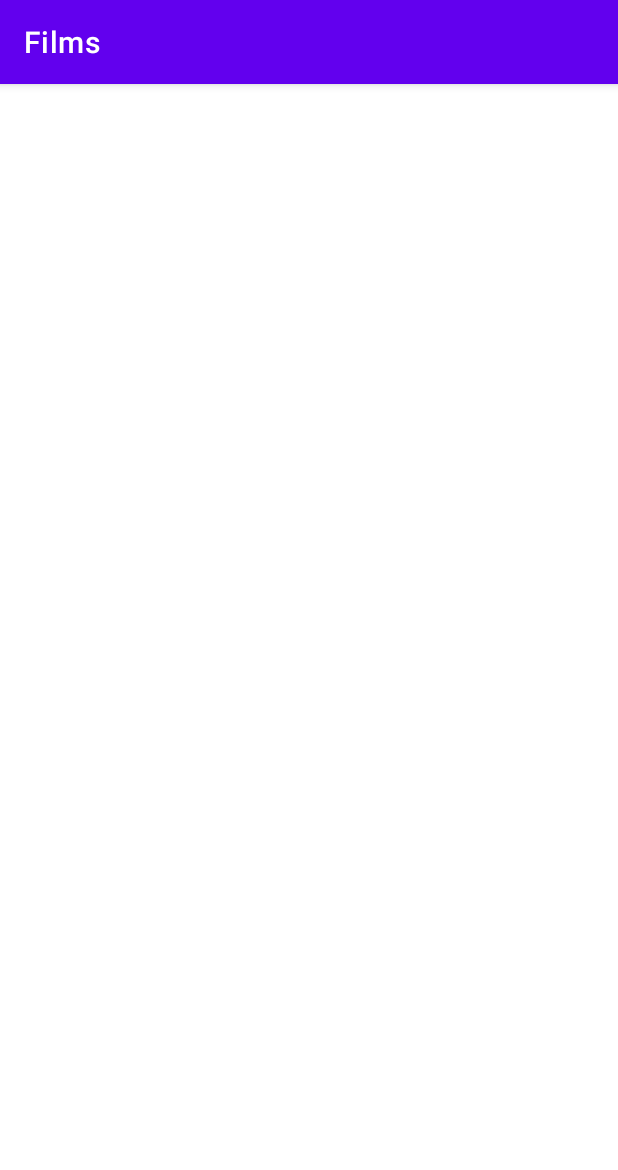
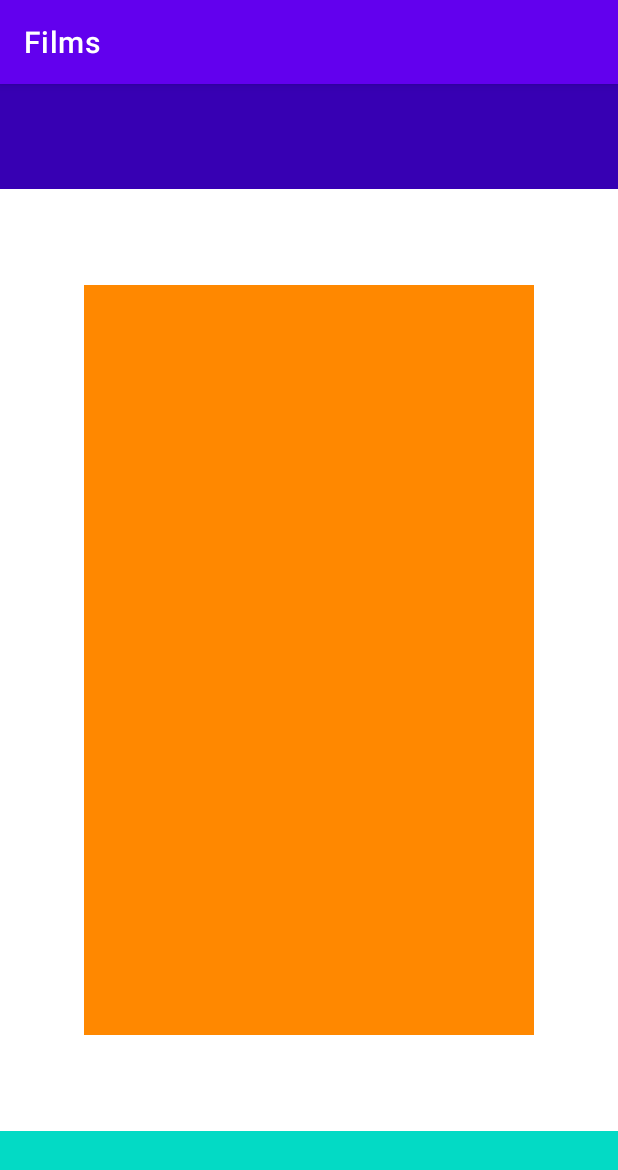
Before and after one commit to TSN41X/Films, an Android app: the screen it shows after launch (MainActivity), on a phone screen of 412 x 824 dp. Shown: the top 1170 px of the screen. Run offline under Robolectric (Android 15) with nearby library versions, the phone set to English and light mode, and no system bars.

Commit message:
Second commit

```diff
--- a/app/src/main/res/layout/activity_main.xml
+++ b/app/src/main/res/layout/activity_main.xml
@@ -4,4 +4,32 @@
     xmlns:tools="http://schemas.android.com/tools"
     android:layout_width="match_parent"
     android:layout_height="match_parent"
-    tools:context=".MainActivity"/>
+    tools:context=".MainActivity">
+
+    <LinearLayout
+        android:layout_width="300dp"
+        android:layout_height="500dp"
+        android:background="@android:color/holo_orange_dark"
+        android:orientation="vertical"
+        app:layout_constraintBottom_toBottomOf="parent"
+        app:layout_constraintEnd_toEndOf="parent"
+        app:layout_constraintStart_toStartOf="parent"
+        app:layout_constraintTop_toTopOf="parent"></LinearLayout>
+
+    <FrameLayout
+        android:layout_width="match_parent"
+        android:layout_height="70dp"
+        android:background="@color/purple_700"
+        app:layout_constraintTop_toTopOf="parent">
+
+    </FrameLayout>
+
+    <FrameLayout
+        android:layout_width="match_parent"
+        android:layout_height="70dp"
+        android:background="@color/teal_200"
+        app:layout_constraintBottom_toBottomOf="parent">
+
+    </FrameLayout>
+
+</androidx.constraintlayout.widget.ConstraintLayout>
```
